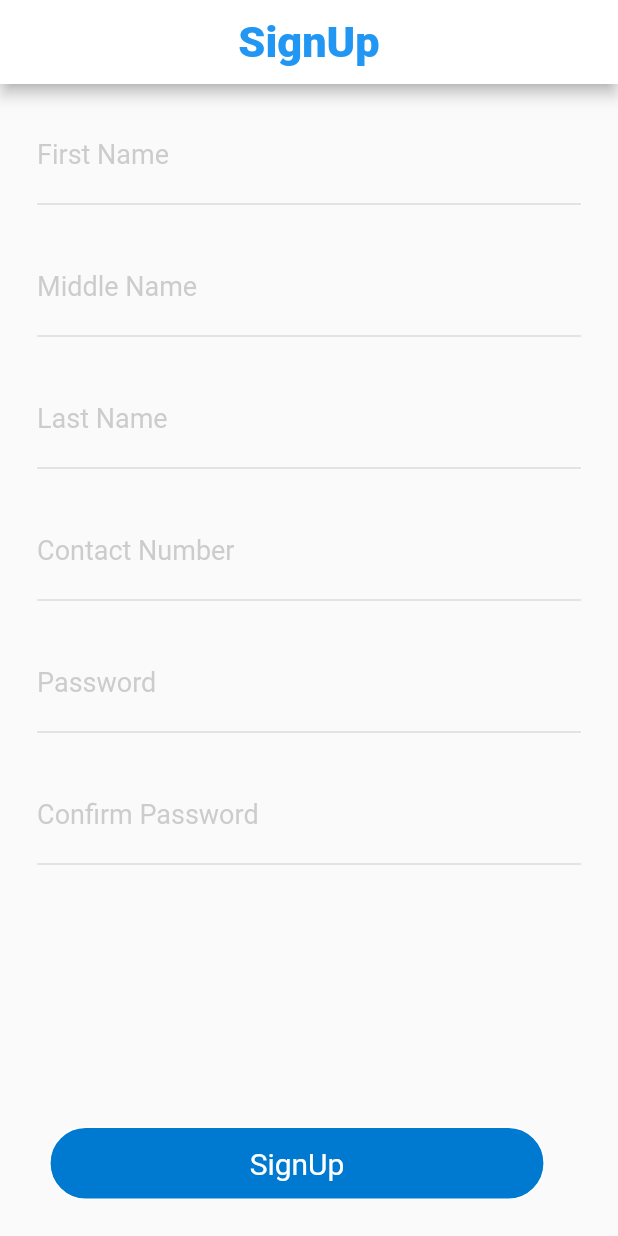
After one commit to ambanikousik/wallbreakers_ui, a Flutter app: the screen it shows after launch, on a phone screen of 412 x 824 dp. The commit adds this screen. Run offline on Flutter 3.47's test engine with Material 2 defaults, Android fonts, the phone set to English and light mode, and no system bars.

Commit message:
SignIn and Up

```diff
--- a/lib/main.dart
+++ b/lib/main.dart
@@ -1,8 +1,10 @@
 import 'package:flutter/material.dart';
+import 'package:wallbreakersui/ui_login.dart';
 import 'package:wallbreakersui/ui_page_b.dart';
 import 'package:wallbreakersui/ui_page_c.dart';
 import 'package:wallbreakersui/ui_page_d.dart';
 import 'package:wallbreakersui/ui_page_e.dart';
+import 'package:wallbreakersui/ui_signup.dart';
 //import 'ui_page_a.dart';
 
 void main() {
@@ -19,7 +21,7 @@ class MyApp extends StatelessWidget {
         primarySwatch: Colors.blue,
         visualDensity: VisualDensity.adaptivePlatformDensity,
       ),
-      home: UiPageE(),
+      home: signUp(),
     );
   }
 }
--- /dev/null
+++ b/lib/ui_signup.dart
@@ -0,0 +1,125 @@
+import 'package:flutter/material.dart';
+import 'widgets.dart';
+import 'data/data.dart';
+
+
+class signUp extends StatefulWidget {
+  @override
+  _signUpState createState() => _signUpState();
+}
+
+class _signUpState extends State<signUp> {
+  CustomTextFieldController _firstName = CustomTextFieldController();
+  CustomTextFieldController _middleName = CustomTextFieldController();
+  CustomTextFieldController _lastName = CustomTextFieldController();
+  CustomTextFieldController _email = CustomTextFieldController();
+  CustomTextFieldController _contactNumber = CustomTextFieldController();
+  CustomTextFieldController _password = CustomTextFieldController();
+  CustomTextFieldController _passwordM = CustomTextFieldController();
+
+
+  bool _validate() {
+    return _firstName.isValid &&
+        _middleName.isValid &&
+        _lastName.isValid &&
+        _email.isValid &&
+        _contactNumber.isValid &&
+        _password.isValid &&
+        _passwordM.isValid ;
+  }
+
+
+
+
+  @override
+  Widget build(BuildContext context) {
+    ScreenSize().init(context);
+    return Scaffold(
+      appBar: CustomAppBar(
+        title: 'SignUp',
+      ),
+      body: Container(
+        margin: EdgeInsets.symmetric(horizontal: width * 6),
+        child: Column(
+          mainAxisAlignment: MainAxisAlignment.spaceBetween,
+          children: <Widget>[
+            Expanded(
+              child: SingleChildScrollView(
+                child: Column(
+                  children: <Widget>[
+
+                    Column(
+                      children: <Widget>[
+                        CustomTextField(
+                          title: "First Name",
+                          controller: _firstName,
+                          validate: Validate.withOption(
+                            isRequired: true,
+                          ),
+                        ),
+                        CustomTextField(
+                          title: "Middle Name",
+                          controller: _middleName,
+                          validate: Validate.withOption(
+                            isRequired: true,
+                          ),
+                        ),
+                        CustomTextField(
+                          title: "Last Name",
+                          controller: _lastName,
+                          validate: Validate.withOption(
+                            isRequired: true,
+                          ),
+                        ),
+                        CustomTextField(
+                          title: "Contact Number",
+                          controller: _contactNumber,
+                          validate: Validate.withOption(
+                            isRequired: true,
+                          ),
+                        ),
+                        CustomTextField(
+                          title: "Password",
+                          controller: _password,
+                          validate: Validate.withOption(
+                            isRequired: true,
+                          ),
+                        ),
+                        CustomTextField(
+                          title: "Confirm Password",
+                          controller: _passwordM,
+                          validate: Validate.withOption(
+                            isRequired: true,
+                          ),
+                        ),
+
+
+                      ],
+                    ),
+                  ],
+                ),
+              ),
+            ),
+            Row(
+              children: <Widget>[
+
+                Expanded(
+                  child: CustomActionButton(
+                    title: "SignUp",
+                    isExpanded: true,
+                    margin: EdgeInsets.only(left: 8, bottom: 24, right:24, top: 44),
+                    onTap: (){
+                      if(_validate()){
+                        print('${_firstName.text}\n${_middleName.text}\n${_lastName.text}\n${_contactNumber.text}\n${_password.text}\n${_email.text}\n${_passwordM.text}');
+                      }
+                    },
+                  ),
+                ),
+              ],
+            ),
+          ],
+        ),
+      ),
+    );
+  }
+}
--- a/pubspec.yaml
+++ b/pubspec.yaml
@@ -45,8 +45,8 @@ flutter:
   uses-material-design: true
 
   # To add assets to your application, add an assets section, like this:
-  # assets:
-  #   - images/a_dot_burr.jpeg
+  assets:
+    - assets/logo.png
   #   - images/a_dot_ham.jpeg
 
   # An image asset can refer to one or more resolution-specific "variants", see
```
Also changed, not shown: lib/ui_login.dart (added, +109 -0 lines), assets/logo.png (added).
